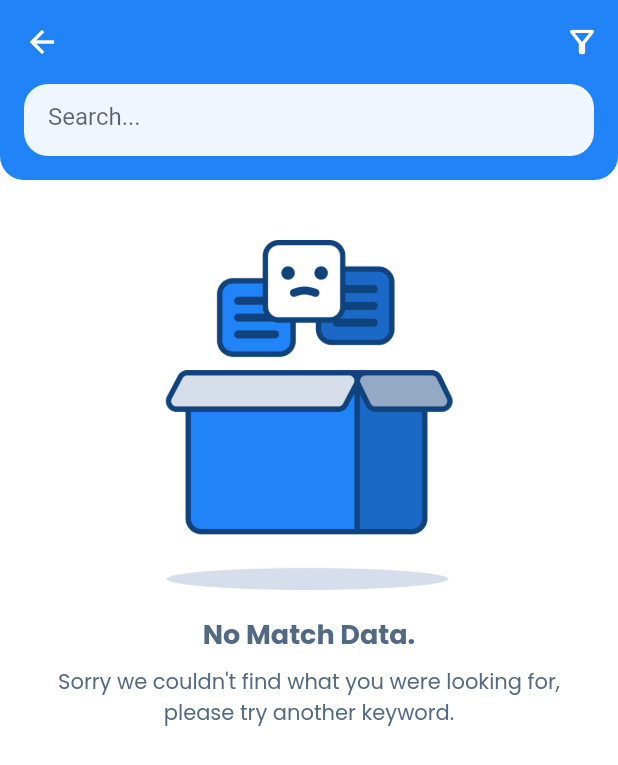
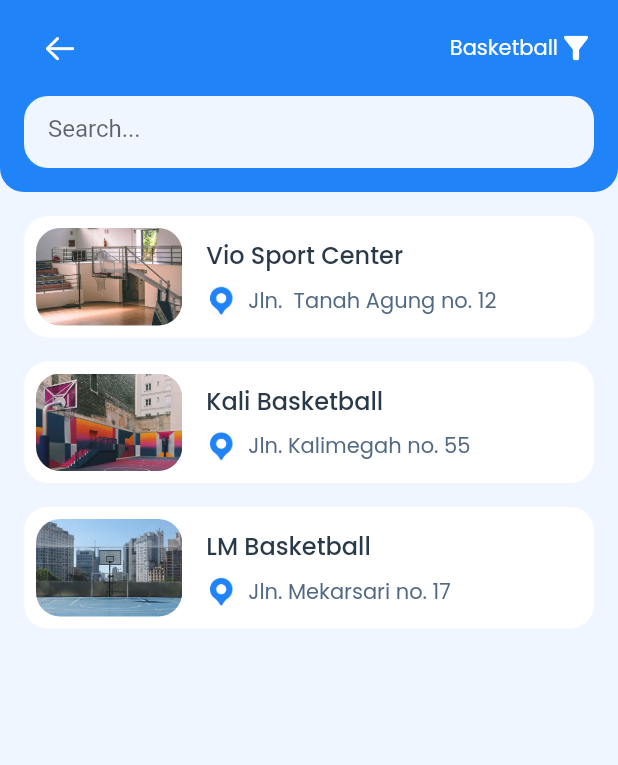
Before and after one commit to jhaaryan597/FitStart, a Flutter app: the screen it shows after launch, after a tap on "Basketball", on a phone screen of 412 x 824 dp. Shown: the top 765 px of the screen. Run offline on Flutter 3.47's test engine with Material 2 defaults, Android fonts, the phone set to English and light mode, and no system bars; our stand-ins replace google_fonts.

Commit message:
search screen implement dropdown: show by category

```diff
--- a/lib/screen/search_screen.dart
+++ b/lib/screen/search_screen.dart
@@ -1,32 +1,91 @@
+import 'package:flutter/cupertino.dart';
 import 'package:flutter/material.dart';
 import 'package:flutter/services.dart';
 
+import '../model/sport_field.dart';
 import '../theme.dart';
+import '../utils/dummy_data.dart';
+import '../widget/sport_field_list.dart';
 
-class SearchScreen extends StatelessWidget {
+class SearchScreen extends StatefulWidget {
+  String selectedDropdownItem;
+  List<SportField> fieldList = sportFieldList;
+
+  SearchScreen({required this.selectedDropdownItem});
+
+  @override
+  State<SearchScreen> createState() => _SearchScreenState();
+}
+
+class _SearchScreenState extends State<SearchScreen> {
+  String _query = "";
+  String _selectedDropdownItem = "All";
+  List<SportField> _fieldList = [];
+  List<SportField> _selectedList = [];
+
+  @override
+  void initState() {
+    super.initState();
+    this._query = widget.selectedDropdownItem;
+    this._fieldList = widget.fieldList;
+
+    if (_query != ""){
+      _selectedDropdownItem = widget.selectedDropdownItem;
+      for (int i = 0; i < _fieldList.length; i ++){
+        if (_selectedDropdownItem == "All"){
+          _selectedList = _fieldList;
+        } else if (_fieldList[i].category.name == _selectedDropdownItem){
+          _selectedList.add(_fieldList[i]);
+        }
+      }
+    }
+  }
+
   @override
   Widget build(BuildContext context) {
     return Scaffold(
+      backgroundColor: lightBlue100,
       appBar: AppBar(
         elevation: 0.0,
         systemOverlayStyle: SystemUiOverlayStyle(
             statusBarColor: primaryColor500,
-            statusBarIconBrightness: Brightness.light
-        ),
-        actions: [
-          IconButton(onPressed: (){}, icon: Icon(Icons.filter_alt_outlined))
-        ],
+            statusBarIconBrightness: Brightness.light),
+        toolbarHeight: 0,
       ),
       body: Column(
         children: [
           Container(
+            padding: EdgeInsets.only(top: 8, left: 16, right: 16, bottom: 8),
+            color: primaryColor500,
+            child: Row(
+              mainAxisAlignment: MainAxisAlignment.spaceBetween,
+              children: [
+                IconButton(onPressed: (){
+                  Navigator.pop(context);
+                }, icon: Icon(CupertinoIcons.arrow_left), color: colorWhite,),
+                showDropdown()
+              ],
+            ),
+          ),
+          Container(
               decoration: BoxDecoration(
                   color: primaryColor500,
-              borderRadius: BorderRadius.vertical(bottom: Radius.circular(borderRadiusSize))
+                  borderRadius: BorderRadius.vertical(
+                      bottom: Radius.circular(borderRadiusSize))),
+              child: SearchBar()),
+          Expanded(
+            child: ListView(
+              children: [
+                SizedBox(height: 16,),
+                Column(
+                    children: _selectedList
+                        .map((fieldEntity) => SportFieldList(
+                      field: fieldEntity,
+                    ))
+                        .toList())
+              ],
             ),
-              child: SearchBar()),
-          SizedBox(height: 24,),
-          Center(child: noMatchDataView())
+          )
         ],
       ),
     );
@@ -37,13 +96,20 @@ class SearchScreen extends StatelessWidget {
       padding: const EdgeInsets.all(16.0),
       child: Column(
         children: [
-          Image.asset("assets/images/no_match_data_illustration.png", width: 200,),
-          const SizedBox(height: 16.0,),
+          Image.asset(
+            "assets/images/no_match_data_illustration.png",
+            width: 200,
+          ),
+          const SizedBox(
+            height: 16.0,
+          ),
           Text(
             "No Match Data.",
             style: titleTextStyle.copyWith(color: darkBlue300),
           ),
-          const SizedBox(height: 8.0,),
+          const SizedBox(
+            height: 8.0,
+          ),
           Text(
             "Sorry we couldn't find what you were looking for, \nplease try another keyword.",
             style: descTextStyle,
@@ -52,6 +118,39 @@ class SearchScreen extends StatelessWidget {
         ],
       ),
     );
+  }
+
+  Widget showDropdown() {
+    return DropdownButton<String>(
+        value: _selectedDropdownItem,
+        iconEnabledColor: colorWhite,
+        iconDisabledColor: darkBlue500,
+        dropdownColor: darkBlue500,
+        style: normalTextStyle.copyWith(color: colorWhite),
+        icon: Icon(Icons.filter_alt),
+        isDense: false,
+        isExpanded: false,
+        underline: SizedBox(),
+        alignment: Alignment.centerRight,
+        items: <String>["All", "Basketball", "Futsal", "Table Tennis", "Tennis", "Volley"]
+            .map<DropdownMenuItem<String>>((value) => DropdownMenuItem(
+                  child: Text(value),
+                  value: value,
+                ))
+            .toList(),
+        onChanged: (value) {
+          _selectedList = [];
+          setState(() {
+            _selectedDropdownItem = value.toString();
+            for (int i = 0; i < _fieldList.length; i ++){
+              if (_selectedDropdownItem == "All"){
+                _selectedList = _fieldList;
+              } else if (_fieldList[i].category.name == _selectedDropdownItem){
+                _selectedList.add(_fieldList[i]);
+              }
+            }
+          });
+        });
   }
 }
 
@@ -77,12 +176,12 @@ class _SearchBarState extends State<SearchBar> {
   @override
   Widget build(BuildContext context) {
     return Padding(
-      padding: const EdgeInsets.only(left: 16.0, right: 16.0, top: 0.0, bottom: 16.0),
+      padding: const EdgeInsets.only(
+          left: 16.0, right: 16.0, top: 0.0, bottom: 16.0),
       child: Container(
         decoration: BoxDecoration(
             color: lightBlue100,
-            borderRadius: BorderRadius.circular(borderRadiusSize)
-        ),
+            borderRadius: BorderRadius.circular(borderRadiusSize)),
         child: Padding(
           padding: const EdgeInsets.symmetric(horizontal: 16.0, vertical: 0.0),
           child: TextField(
--- a/lib/widget/category_card.dart
+++ b/lib/widget/category_card.dart
@@ -44,7 +44,7 @@ class CategoryCard extends StatelessWidget {
           splashColor: primaryColor500.withOpacity(0.5),
           onTap: () {
             Navigator.push(context, MaterialPageRoute(builder: (context) {
-              return SearchScreen();
+              return SearchScreen(selectedDropdownItem: title,);
             }));
           },
           child: Container(
--- a/lib/widget/no_transaction_message.dart
+++ b/lib/widget/no_transaction_message.dart
@@ -36,7 +36,7 @@ class NoTranscationMessage extends StatelessWidget {
               TextButton.icon(
                   onPressed: () {
                     Navigator.push(context, MaterialPageRoute(builder: (context) {
-                      return SearchScreen();
+                      return SearchScreen(selectedDropdownItem: "",);
                     }));
                   },
                   icon: Icon(Icons.search),
--- /dev/null
+++ b/lib/widget/sport_field_list.dart
@@ -0,0 +1,83 @@
+import 'package:flutter/material.dart';
+
+import '../model/sport_field.dart';
+import '../screen/detail_screen.dart';
+import '../theme.dart';
+
+class SportFieldList extends StatelessWidget {
+  SportField field;
+
+  SportFieldList({required this.field});
+
+  @override
+  Widget build(BuildContext context) {
+    return InkWell(
+      onTap: (){
+        Navigator.push(context, MaterialPageRoute(builder: (context){
+          return DetailScreen(field: field,);
+        }));
+      },
+      child: Padding(
+        padding: const EdgeInsets.only(right: 16, left: 16, bottom: 16.0),
+        child: Container(
+          padding: EdgeInsets.all(8),
+          width: MediaQuery.of(context).size.width,
+          decoration: BoxDecoration(
+              borderRadius: BorderRadius.circular(16.0), color: colorWhite),
+          child: Row(
+            mainAxisSize: MainAxisSize.min,
+            crossAxisAlignment: CrossAxisAlignment.center,
+            children: [
+              ClipRRect(
+                borderRadius:
+                BorderRadius.circular(borderRadiusSize),
+                child: Image.asset(field.imageAsset,
+                    height: 65,
+                    // width: 100,
+                    fit: BoxFit.fill),
+              ),
+              SizedBox(width: 16,),
+              Flexible(
+                child: Column(
+                  mainAxisSize: MainAxisSize.min,
+                  crossAxisAlignment: CrossAxisAlignment.start,
+                  children: [
+                    Text(
+                      field.name,
+                      maxLines: 1,
+                      style: subTitleTextStyle,
+                      overflow: TextOverflow.ellipsis,
+                    ),
+                    SizedBox(height: 8,),
+                    Row(
+                      mainAxisSize: MainAxisSize.min,
+                      children: [
+                        Image.asset(
+                          "assets/icons/pin.png",
+                          width: 20,
+                          height: 20,
+                          color: primaryColor500,
+                        ),
+                        SizedBox(
+                          width: 8.0,
+                        ),
+                        Flexible(
+                          child: Text(
+                            field.address,
+                            maxLines: 1,
+                            overflow: TextOverflow.ellipsis,
+                            style: addressTextStyle,
+                          ),
+                        ),
+                      ],
+                    ),
+                  ],
+                ),
+              )
+            ],
+          ),
+        ),
+      ),
+    );
+  }
+}
```
Lines whose indentation alone changed are shown as unchanged.
